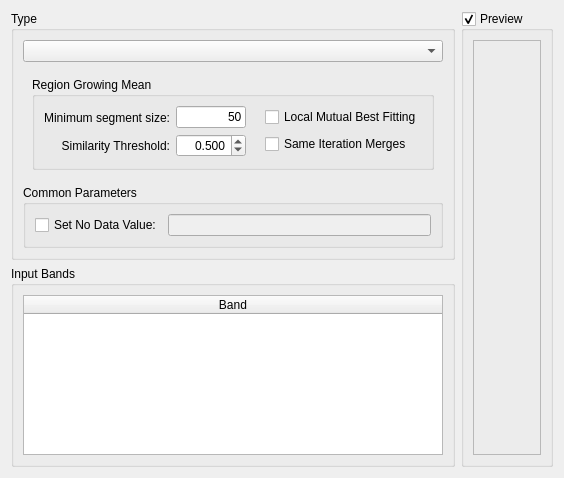
The window that src/terralib/qt/widgets/rp/ui/SegmenterWizardPageForm.ui (claudiobogossian/terralib5) describes before a commit, drawn with Qt 5.
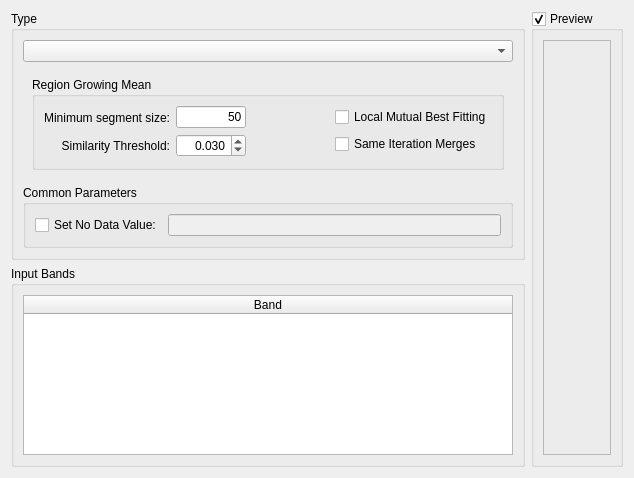
The same window after the commit.

Commit message: Fixing the correct values range

What changed in the file:
```diff
--- a/src/terralib/qt/widgets/rp/ui/SegmenterWizardPageForm.ui
+++ b/src/terralib/qt/widgets/rp/ui/SegmenterWizardPageForm.ui
@@ -6,7 +6,7 @@
    <rect>
     <x>0</x>
     <y>0</y>
-    <width>523</width>
+    <width>634</width>
     <height>478</height>
    </rect>
   </property>
@@ -164,13 +164,13 @@
                             <number>3</number>
                            </property>
                            <property name="maximum">
-                            <double>10.000000000000000</double>
+                            <double>1.000000000000000</double>
                            </property>
                            <property name="singleStep">
                             <double>0.100000000000000</double>
                            </property>
                            <property name="value">
-                            <double>0.500000000000000</double>
+                            <double>0.030000000000000</double>
                            </property>
                           </widget>
                          </item>
```
